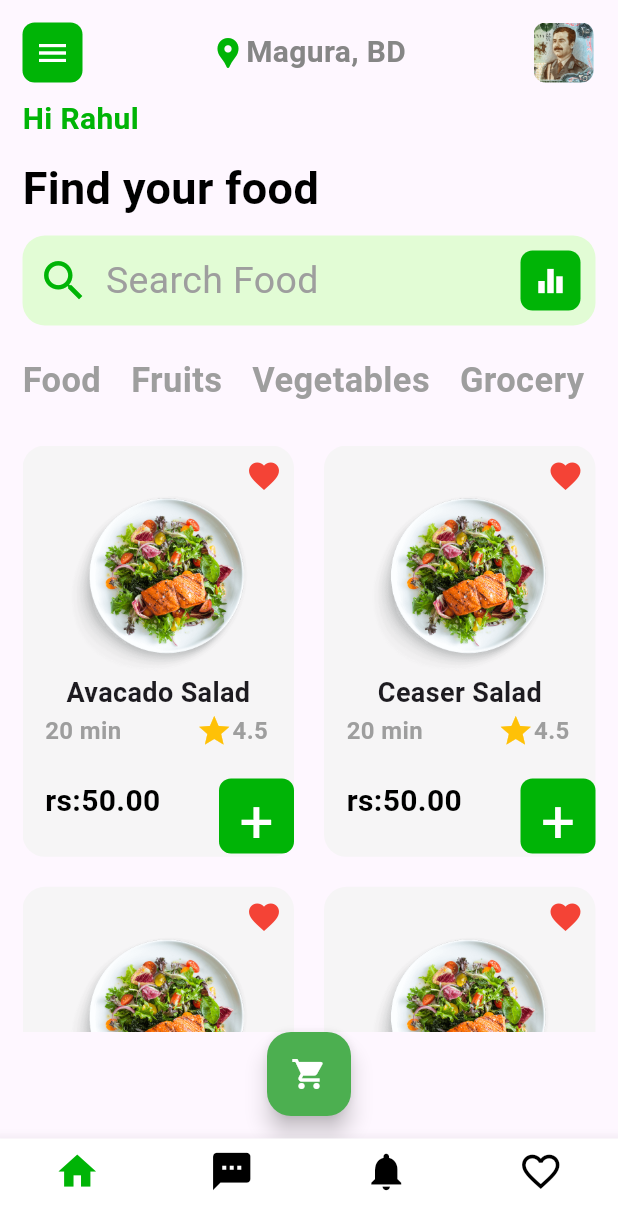
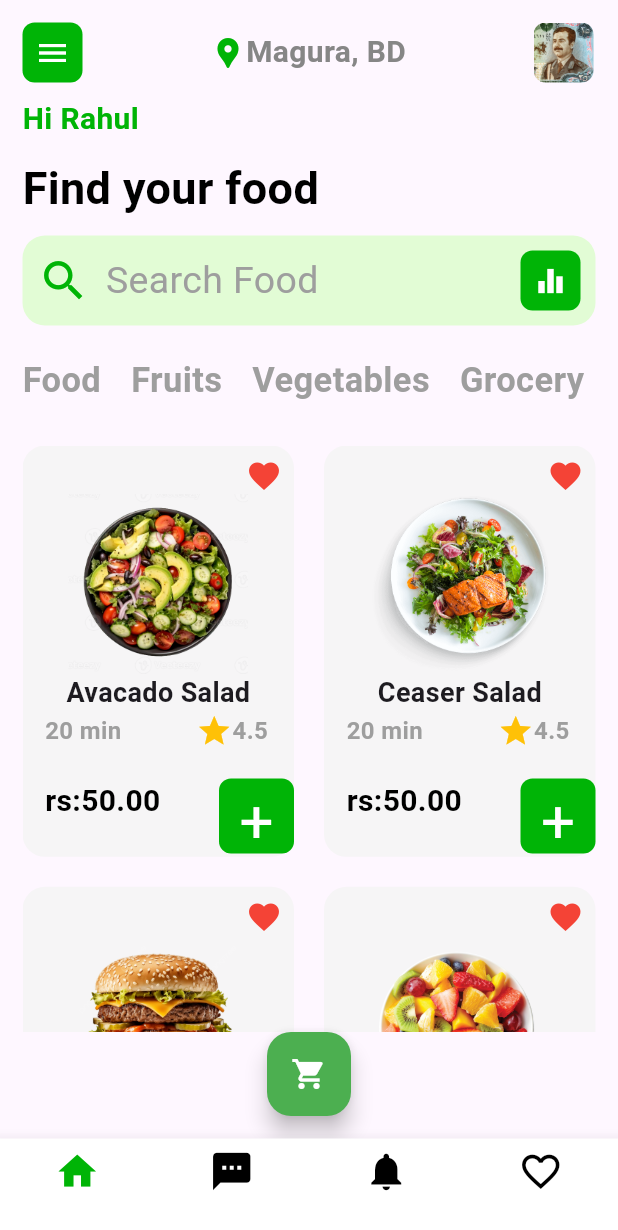
Before and after one commit to Darwynkjoy/food_delivery, a Flutter app: the screen it shows after launch, on a phone screen of 412 x 824 dp. Shown: the top 1230 px of the screen. Run offline on Flutter 3.47's test engine with Material 3 defaults, Android fonts, the phone set to English and light mode, and no system bars.

Commit message:
daily push

```diff
--- a/lib/homepage.dart
+++ b/lib/homepage.dart
@@ -7,7 +7,7 @@ class Homepage extends StatelessWidget{
     List<Map> Data=[
       {
         "type":"Food",
-        "image":"assets/images/salad.png",
+        "image":"assets/images/avacado.png",
         "name":"Avacado Salad",
 
       },
@@ -18,12 +18,12 @@ class Homepage extends StatelessWidget{
       },
       {
         "type":"Vegetables",
-        "image":"assets/images/salad.png",
+        "image":"assets/images/double burger.png",
         "name":"Burger",
       },
       {
         "type":"Grocery",
-        "image":"assets/images/salad.png",
+        "image":"assets/images/fruitssalad.png",
         "name":"Fruits Salad ",
       }
     ];
```
Also changed, not shown: assets/images/avacado.png (added), assets/images/ceasersalad.png (added), assets/images/double burger.png (added), assets/images/fruitssalad.png (added).
